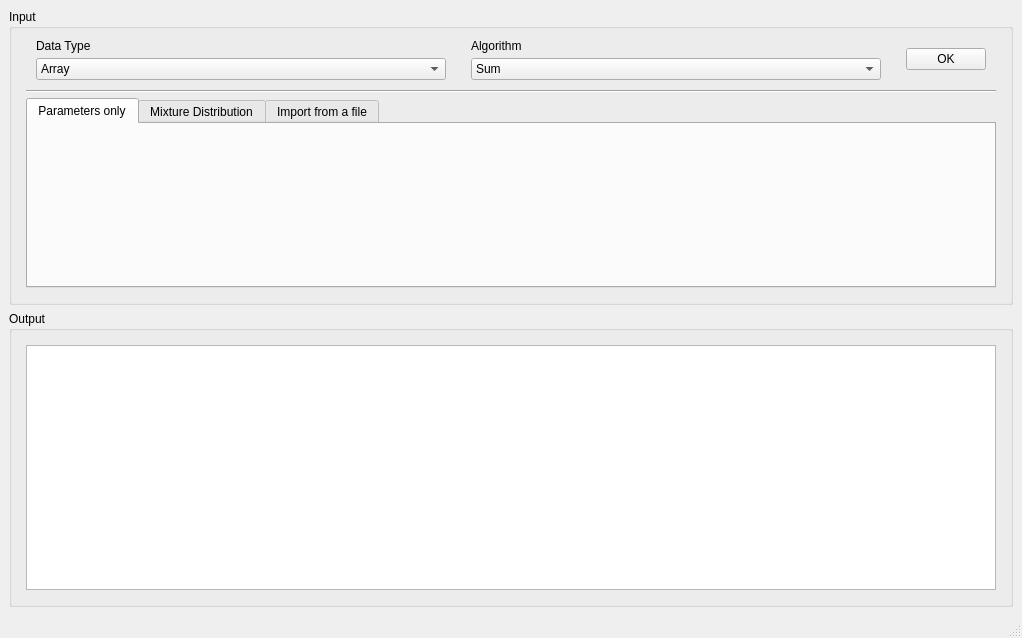
hungnv-sr/Map-Reduce-USTH-M1-2019, file src/mainwindow.ui: the form before one commit.
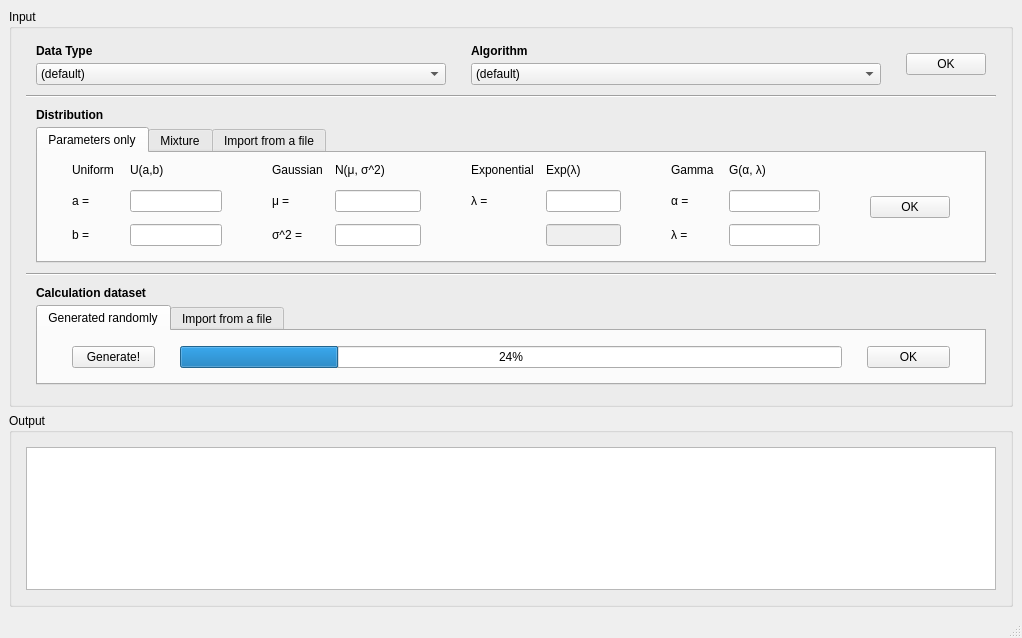
The form after the commit.

Commit message: Upgrade GUI with more groupboxes and layouts

What changed in the file:
```diff
--- a/src/mainwindow.ui
+++ b/src/mainwindow.ui
@@ -30,7 +30,7 @@
           <number>5</number>
          </property>
          <item row="0" column="0">
-          <layout class="QVBoxLayout" name="verticalLayout_2" stretch="0,1,0">
+          <layout class="QVBoxLayout" name="verticalLayout_2" stretch="0,1,0,0,0">
            <property name="spacing">
             <number>5</number>
            </property>
@@ -38,7 +38,7 @@
             <number>5</number>
            </property>
            <property name="topMargin">
-            <number>0</number>
+            <number>5</number>
            </property>
            <property name="rightMargin">
             <number>5</number>
@@ -68,6 +68,12 @@
              </property>
              <item row="0" column="0" colspan="2">
               <widget class="QLabel" name="label">
+               <property name="font">
+                <font>
+                 <weight>75</weight>
+                 <bold>true</bold>
+                </font>
+               </property>
                <property name="text">
                 <string>Data Type</string>
                </property>
@@ -75,6 +81,11 @@
              </item>
              <item row="1" column="0" colspan="2">
               <widget class="QComboBox" name="comboBoxDataType">
+               <item>
+                <property name="text">
+                 <string>(default)</string>
+                </property>
+               </item>
                <item>
                 <property name="text">
                  <string>Array</string>
@@ -89,6 +100,12 @@
              </item>
              <item row="0" column="2" colspan="2">
               <widget class="QLabel" name="label_2">
+               <property name="font">
+                <font>
+                 <weight>75</weight>
+                 <bold>true</bold>
+                </font>
+               </property>
                <property name="text">
                 <string>Algorithm</string>
                </property>
@@ -96,6 +113,11 @@
              </item>
              <item row="1" column="2" colspan="2">
               <widget class="QComboBox" name="comboBoxAlgorithm">
+               <item>
+                <property name="text">
+                 <string>(default)</string>
+                </property>
+               </item>
                <item>
                 <property name="text">
                  <string>Sum</string>
@@ -130,48 +152,402 @@
             </widget>
            </item>
            <item>
-            <widget class="QTabWidget" name="tabWidget">
-             <property name="accessibleName">
-              <string/>
+            <layout class="QVBoxLayout" name="verticalLayout">
+             <property name="leftMargin">
+              <number>10</number>
              </property>
-             <property name="tabShape">
-              <enum>QTabWidget::Rounded</enum>
+             <property name="topMargin">
+              <number>5</number>
              </property>
-             <property name="currentIndex">
-              <number>0</number>
+             <property name="rightMargin">
+              <number>10</number>
              </property>
-             <widget class="QWidget" name="tabWidgetPage1" native="true">
-              <attribute name="title">
-               <string>Parameters only</string>
-              </attribute>
-              <layout class="QHBoxLayout" name="horizontalLayout_7">
-               <item>
-                <layout class="QHBoxLayout" name="horizontalLayout_6"/>
-               </item>
-              </layout>
-             </widget>
-             <widget class="QWidget" name="tabWidgetPage2" native="true">
-              <attribute name="title">
-               <string>Mixture Distribution</string>
-              </attribute>
-              <layout class="QHBoxLayout" name="horizontalLayout_8">
-               <item>
-                <layout class="QHBoxLayout" name="horizontalLayout_5"/>
-               </item>
-              </layout>
-             </widget>
-             <widget class="QWidget" name="tabWidgetPage3" native="true">
-              <attribute name="title">
-               <string>Import from a file</string>
-              </attribute>
-              <layout class="QHBoxLayout" name="horizontalLayout_4">
-               <item>
-                <layout class="QHBoxLayout" name="horizontalLayout"/>
-               </item>
-              </layout>
-             </widget>
+             <property name="bottomMargin">
+              <number>5</number>
+             </property>
+             <item>
+              <widget class="QLabel" name="label_19">
+               <property name="font">
+                <font>
+                 <weight>75</weight>
+                 <bold>true</bold>
+                </font>
+               </property>
+               <property name="text">
+                <string>Distribution</string>
+               </property>
+              </widget>
+             </item>
+             <item>
+              <widget class="QTabWidget" name="tabWidget">
+               <property name="accessibleName">
+                <string/>
+               </property>
+               <property name="tabShape">
+                <enum>QTabWidget::Rounded</enum>
+               </property>
+               <property name="currentIndex">
+                <number>0</number>
+               </property>
+               <widget class="QWidget" name="tabWidgetPage1">
+                <attribute name="title">
+                 <string>Parameters only</string>
+                </attribute>
+                <layout class="QHBoxLayout" name="horizontalLayout_7">
+                 <item>
+                  <layout class="QGridLayout" name="gridLayout_10" columnstretch="4,4,4,4,1">
+                   <property name="leftMargin">
+                    <number>25</number>
+                   </property>
+                   <property name="topMargin">
+                    <number>0</number>
+                   </property>
+                   <property name="rightMargin">
+                    <number>25</number>
+                   </property>
+                   <property name="bottomMargin">
+                    <number>0</number>
+                   </property>
+                   <property name="horizontalSpacing">
+                    <number>50</number>
+                   </property>
+                   <property name="verticalSpacing">
+                    <number>0</number>
+                   </property>
+                   <item row="0" column="0">
+                    <layout class="QGridLayout" name="gridLayout_6" rowstretch="3,2,2" columnstretch="1,2" rowminimumheight="0,0,0">
+                     <property name="bottomMargin">
+                      <number>6</number>
+                     </property>
+                     <property name="spacing">
+                      <number>12</number>
+                     </property>
+                     <item row="1" column="1">
+                      <widget class="QLineEdit" name="lineEdit"/>
+                     </item>
+                     <item row="0" column="0">
+                      <widget class="QLabel" name="label_3">
+                       <property name="text">
+                        <string>Uniform</string>
+                       </property>
+                      </widget>
+                     </item>
+                     <item row="1" column="0">
+                      <widget class="QLabel" name="label_11">
+                       <property name="text">
+                        <string>a =</string>
+                       </property>
+                      </widget>
+                     </item>
+                     <item row="2" column="0">
+                      <widget class="QLabel" name="label_12">
+                       <property name="text">
+                        <string>b =</string>
+                       </property>
+                      </widget>
+                     </item>
+                     <item row="0" column="1">
+                      <widget class="QLabel" name="label_7">
+                       <property name="text">
+                        <string>U(a,b)</string>
+                       </property>
+                      </widget>
+                     </item>
+                     <item row="2" column="1">
+                      <widget class="QLineEdit" name="lineEdit_2"/>
+                     </item>
+                    </layout>
+                   </item>
+                   <item row="0" column="3">
+                    <layout class="QGridLayout" name="gridLayout_9" rowstretch="3,2,2" columnstretch="1,2">
+                     <property name="bottomMargin">
+                      <number>6</number>
+                     </property>
+                     <property name="spacing">
+                      <number>12</number>
+                     </property>
+                     <item row="0" column="1">
+                      <widget class="QLabel" name="label_10">
+                       <property name="text">
+                        <string>G(α, λ)</string>
+                       </property>
+                      </widget>
+                     </item>
+                     <item row="0" column="0">
+                      <widget class="QLabel" name="label_6">
+                       <property name="text">
+                        <string>Gamma</string>
+                       </property>
+                      </widget>
+                     </item>
+                     <item row="1" column="1">
+                      <widget class="QLineEdit" name="lineEdit_5"/>
+                     </item>
+                     <item row="2" column="1">
+                      <widget class="QLineEdit" name="lineEdit_8"/>
+                     </item>
+                     <item row="1" column="0">
+                      <widget class="QLabel" name="label_17">
+                       <property name="text">
+                        <string>α =</string>
+                       </property>
+                      </widget>
+                     </item>
+                     <item row="2" column="0">
+                      <widget class="QLabel" name="label_18">
+                       <property name="text">
+                        <string>λ =</string>
+                       </property>
+                      </widget>
+                     </item>
+                    </layout>
+                   </item>
+                   <item row="0" column="1">
+                    <layout class="QGridLayout" name="gridLayout_7" rowstretch="3,2,2" columnstretch="1,2">
+                     <property name="topMargin">
+                      <number>0</number>
+                     </property>
+                     <property name="bottomMargin">
+                      <number>6</number>
+                     </property>
+                     <property name="spacing">
+                      <number>12</number>
+                     </property>
+                     <item row="0" column="1">
+                      <widget class="QLabel" name="label_8">
+                       <property name="text">
+                        <string>N(μ, σ^2)</string>
+                       </property>
+                      </widget>
+                     </item>
+                     <item row="0" column="0">
+                      <widget class="QLabel" name="label_4">
+                       <property name="text">
+                        <string>Gaussian</string>
+                       </property>
+                      </widget>
+                     </item>
+                     <item row="2" column="1">
+                      <widget class="QLineEdit" name="lineEdit_4"/>
+                     </item>
+                     <item row="1" column="0">
+                      <widget class="QLabel" name="label_13">
+                       <property name="text">
+                        <string>μ =</string>
+                       </property>
+                      </widget>
+                     </item>
+                     <item row="1" column="1">
+                      <widget class="QLineEdit" name="lineEdit_3"/>
+                     </item>
+                     <item row="2" column="0">
+                      <widget class="QLabel" name="label_14">
+                       <property name="text">
+                        <string>σ^2 =</string>
+                       </property>
+                      </widget>
+                     </item>
+                    </layout>
+                   </item>
+                   <item row="0" column="2">
+                    <layout class="QGridLayout" name="gridLayout_8" rowstretch="3,2,2" columnstretch="1,2">
+                     <property name="bottomMargin">
+                      <number>6</number>
+                     </property>
+                     <property name="spacing">
+                      <number>12</number>
+                     </property>
+                     <item row="2" column="0">
+                      <widget class="QLabel" name="label_15">
+                       <property name="enabled">
+                        <bool>false</bool>
+                       </property>
+                       <property name="text">
+                        <string/>
+                       </property>
+                      </widget>
+                     </item>
+                     <item row="2" column="1">
+                      <widget class="QLineEdit" name="lineEdit_6">
+                       <property name="enabled">
+                        <bool>false</bool>
+                       </property>
+                      </widget>
+                     </item>
+                     <item row="0" column="0">
+                      <widget class="QLabel" name="label_5">
+                       <property name="text">
+                        <string>Exponential</string>
+                       </property>
+                      </widget>
+                     </item>
+                     <item row="0" column="1">
+                      <widget class="QLabel" name="label_9">
+                       <property name="text">
+                        <string>Exp(λ)</string>
+                       </property>
+                      </widget>
+                     </item>
+                     <item row="1" column="0">
+                      <widget class="QLabel" name="label_16">
+                       <property name="enabled">
+                        <bool>true</bool>
+                       </property>
+                       <property name="text">
+                        <string>λ =</string>
+                       </property>
+                      </widget>
+                     </item>
+                     <item row="1" column="1">
+                      <widget class="QLineEdit" name="lineEdit_7">
+                       <property name="enabled">
+                        <bool>true</bool>
+                       </property>
+                      </widget>
+                     </item>
+                    </layout>
+                   </item>
+                   <item row="0" column="4">
+                    <widget class="QPushButton" name="pushButton_2">
+                     <property name="text">
+                      <string>OK</string>
+                     </property>
+                    </widget>
+                   </item>
+                  </layout>
+                 </item>
+                </layout>
+               </widget>
+               <widget class="QWidget" name="tabWidgetPage2">
+                <attribute name="title">
+                 <string>Mixture</string>
+                </attribute>
+                <layout class="QHBoxLayout" name="horizontalLayout_8">
+                 <item>
+                  <layout class="QHBoxLayout" name="horizontalLayout_5"/>
+                 </item>
+                </layout>
+               </widget>
+               <widget class="QWidget" name="tabWidgetPage3">
+                <attribute name="title">
+                 <string>Import from a file</string>
+                </attribute>
+                <layout class="QHBoxLayout" name="horizontalLayout_4">
+                 <item>
+                  <layout class="QHBoxLayout" name="horizontalLayout"/>
+                 </item>
+                </layout>
+               </widget>
+              </widget>
+             </item>
+            </layout>
+           </item>
+           <item>
+            <widget class="Line" name="line_3">
+             <property name="orientation">
+              <enum>Qt::Horizontal</enum>
+             </property>
             </widget>
            </item>
+           <item>
+            <layout class="QVBoxLayout" name="verticalLayout_3">
+             <property name="leftMargin">
+              <number>10</number>
+             </property>
+             <property name="topMargin">
+              <number>5</number>
+             </property>
+             <property name="rightMargin">
+              <number>10</number>
+             </property>
+             <property name="bottomMargin">
+              <number>5</number>
+             </property>
+             <item>
+              <widget class="QLabel" name="label_20">
+               <property name="font">
+                <font>
+                 <weight>75</weight>
+                 <bold>true</bold>
+                </font>
+               </property>
+               <property name="text">
+                <string>Calculation dataset</string>
+               </property>
+              </widget>
+             </item>
+             <item>
+              <widget class="QTabWidget" name="tabWidget_2">
+               <property name="accessibleName">
+                <string/>
+               </property>
+               <property name="tabShape">
+                <enum>QTabWidget::Rounded</enum>
+               </property>
+               <property name="currentIndex">
+                <number>0</number>
+               </property>
+               <widget class="QWidget" name="tabWidgetPage1_2">
+                <attribute name="title">
+                 <string>Generated randomly</string>
+                </attribute>
+                <layout class="QHBoxLayout" name="horizontalLayout_9">
+                 <item>
+                  <layout class="QHBoxLayout" name="horizontalLayout_6" stretch="1,8,1">
+                   <property name="spacing">
+                    <number>25</number>
+                   </property>
+                   <property name="leftMargin">
+                    <number>25</number>
+                   </property>
+                   <property name="topMargin">
+                    <number>5</number>
+                   </property>
+                   <property name="rightMargin">
+                    <number>25</number>
+                   </property>
+                   <property name="bottomMargin">
+                    <number>5</number>
+                   </property>
+                   <item>
+                    <widget class="QPushButton" name="pushButton_4">
+                     <property name="text">
+                      <string>Generate!</string>
+                     </property>
+                    </widget>
+                   </item>
+                   <item>
+                    <widget class="QProgressBar" name="progressBar">
+                     <property name="value">
+                      <number>24</number>
+                     </property>
+                    </widget>
+                   </item>
+                   <item>
+                    <widget class="QPushButton" name="pushButton_3">
+                     <property name="text">
+                      <string>OK</string>
+                     </property>
+                    </widget>
+                   </item>
+                  </layout>
+                 </item>
+                </layout>
+               </widget>
+               <widget class="QWidget" name="tabWidgetPage3_2">
+                <attribute name="title">
+                 <string>Import from a file</string>
+                </attribute>
+                <layout class="QHBoxLayout" name="horizontalLayout_11">
+                 <item>
+                  <layout class="QHBoxLayout" name="horizontalLayout_12"/>
+                 </item>
+                </layout>
+               </widget>
+              </widget>
+             </item>
+            </layout>
+           </item>
           </layout>
          </item>
         </layout>
```
The commit also changes 1 other file.
